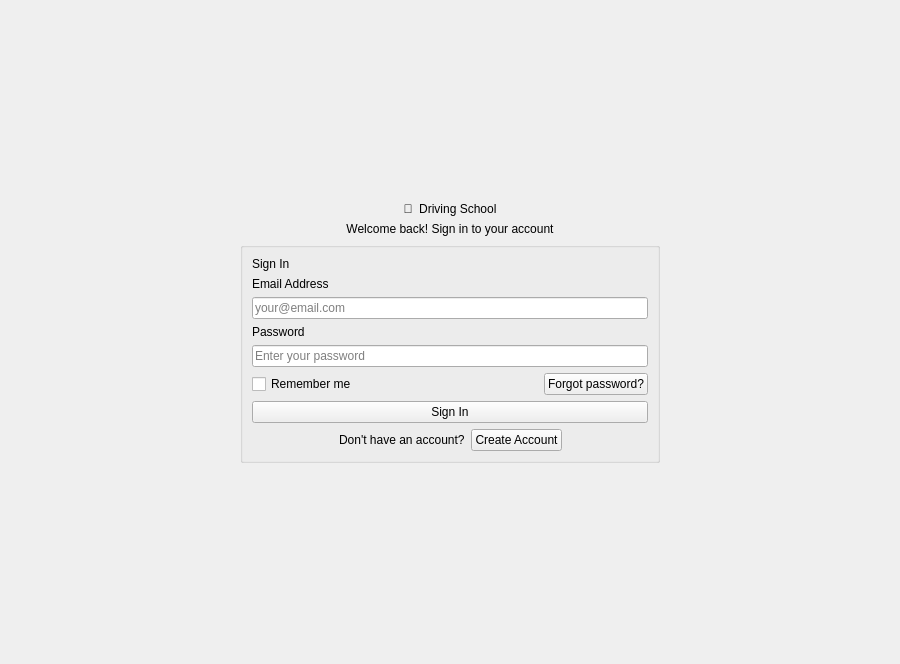
Above: mainwindow.ui from nesrinemil/wino before the change. Below: the same form after it.
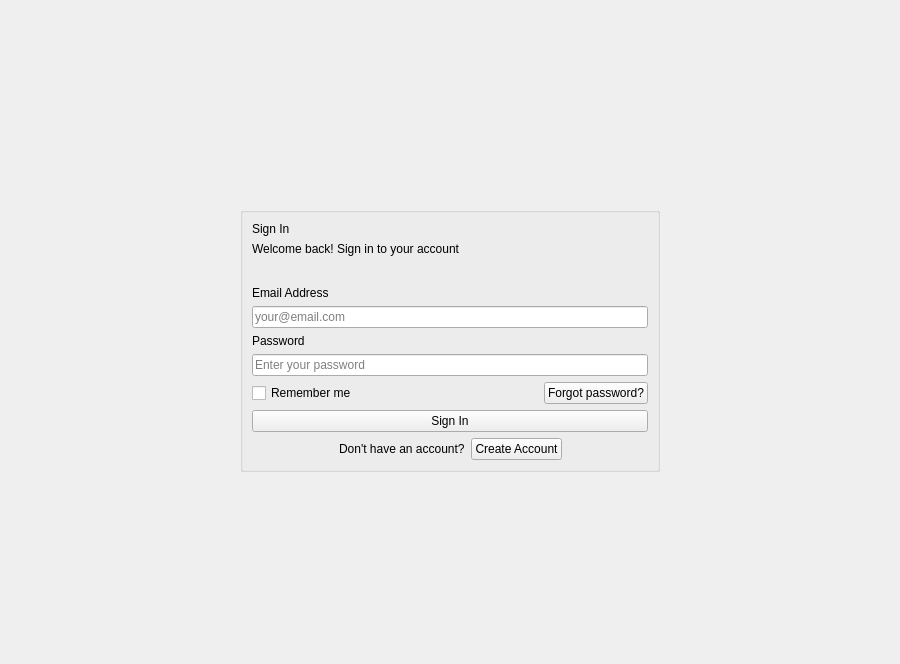
That is the form after the change. Icons and pictures are not drawn.

What changed in the file:
```diff
--- a/mainwindow.ui
+++ b/mainwindow.ui
@@ -160,6 +160,9 @@
       </property>
       <widget class="QWidget" name="pageSignIn">
        <layout class="QVBoxLayout" name="verticalLayout_6">
+        <property name="spacing">
+         <number>0</number>
+        </property>
         <item>
          <spacer name="loginTopSpacer">
           <property name="orientation">
@@ -168,7 +171,7 @@
           <property name="sizeHint" stdset="0">
            <size>
             <width>0</width>
-            <height>40</height>
+            <height>20</height>
            </size>
           </property>
          </spacer>
@@ -176,7 +179,7 @@
         <item>
          <widget class="QLabel" name="labelAppTitle">
           <property name="text">
-           <string>🚗  Driving School</string>
+           <string/>
           </property>
           <property name="alignment">
            <set>Qt::AlignmentFlag::AlignHCenter</set>
@@ -184,14 +187,20 @@
          </widget>
         </item>
         <item>
-         <widget class="QLabel" name="labelAppSubtitle">
-          <property name="text">
-           <string>Welcome back! Sign in to your account</string>
+         <spacer name="logoToCardSpacer">
+          <property name="orientation">
+           <enum>Qt::Orientation::Vertical</enum>
           </property>
-          <property name="alignment">
-           <set>Qt::AlignmentFlag::AlignHCenter</set>
+          <property name="sizeType">
+           <enum>QSizePolicy::Policy::Fixed</enum>
           </property>
-         </widget>
+          <property name="sizeHint" stdset="0">
+           <size>
+            <width>0</width>
+            <height>0</height>
+           </size>
+          </property>
+         </spacer>
         </item>
         <item alignment="Qt::AlignmentFlag::AlignHCenter">
          <widget class="QGroupBox" name="groupSignIn">
@@ -218,6 +227,32 @@
              </property>
             </widget>
            </item>
+           <item>
+            <widget class="QLabel" name="labelAppSubtitle">
+             <property name="text">
+              <string>Welcome back! Sign in to your account</string>
+             </property>
+             <property name="alignment">
+              <set>Qt::AlignmentFlag::AlignLeft</set>
+             </property>
+            </widget>
+           </item>
+           <item>
+            <spacer name="subtitleBottomSpacer">
+             <property name="orientation">
+              <enum>Qt::Orientation::Vertical</enum>
+             </property>
+             <property name="sizeType">
+              <enum>QSizePolicy::Policy::Fixed</enum>
+             </property>
+             <property name="sizeHint" stdset="0">
+              <size>
+               <width>0</width>
+               <height>24</height>
+              </size>
+             </property>
+            </spacer>
+           </item>
            <item>
             <widget class="QLabel" name="labelSignEmail">
              <property name="text">
@@ -351,7 +386,7 @@
           <property name="sizeHint" stdset="0">
            <size>
             <width>0</width>
-            <height>40</height>
+            <height>20</height>
            </size>
           </property>
          </spacer>
```
Left out of the diff: 6 changed lines with no effect on the pictures.
